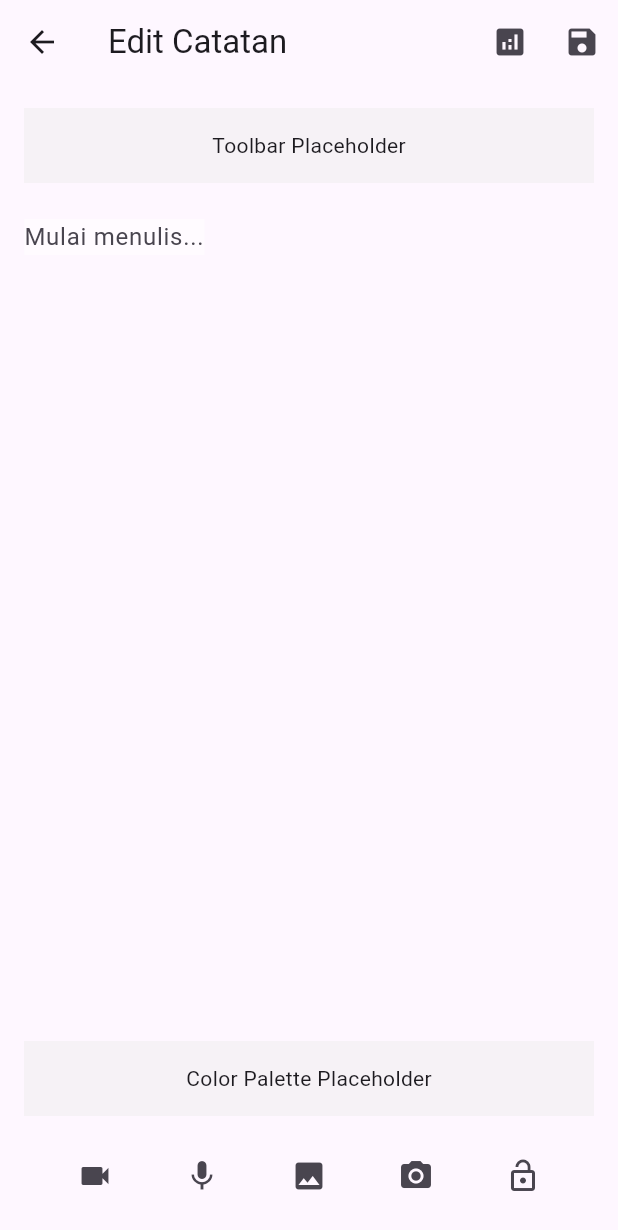
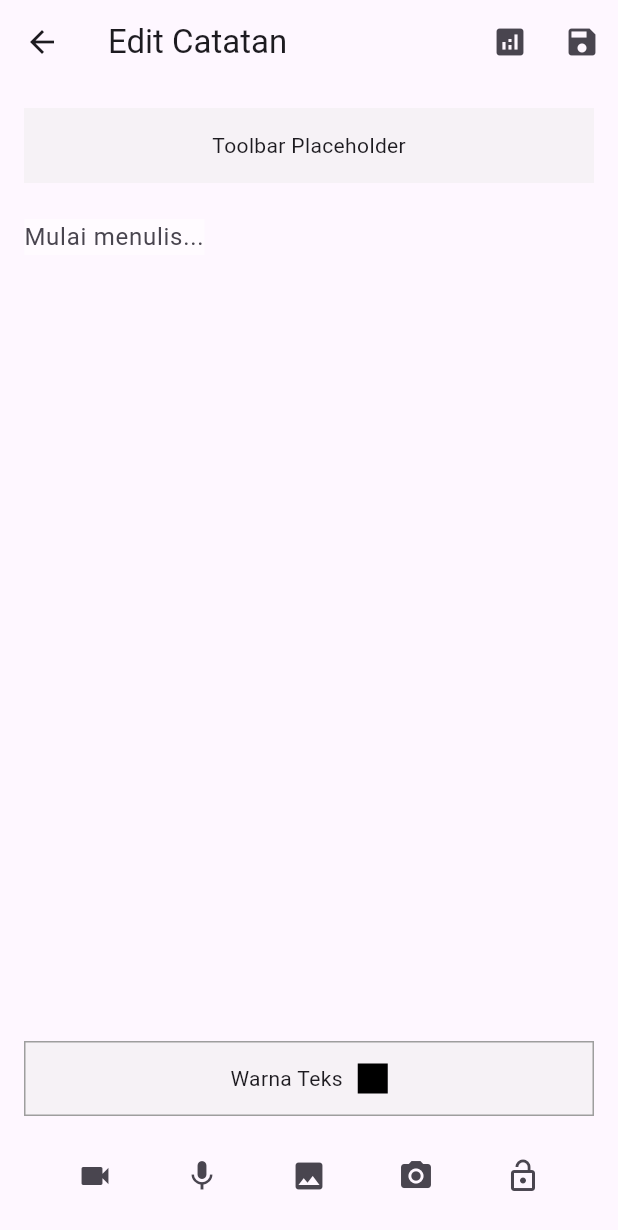
Before and after one commit to Kenza2233/Neo, a Flutter app: the NoteEditorScreen screen opened directly, on a phone screen of 412 x 824 dp. Shown: the top 1230 px of the screen. Run offline on Flutter 3.47's test engine with Material 3 defaults, Android fonts, the phone set to English and light mode, and no system bars; our stand-ins replace flutter_colorpicker, image_gallery_saver, image_picker, permission_handler, screenshot, shared_preferences; missing offline and left inert: flutter_sound; accounts and stored records are empty.

Commit message:
feat: Tambahkan fitur warna teks
- Perbarui model Note untuk menyertakan informasi warna teks.
- Tambahkan pemilih warna ke editor catatan menggunakan `flutter_colorpicker`.
- Terapkan warna teks yang dipilih ke `TextField`.
- Simpan dan muat informasi warna teks bersama dengan konten catatan lainnya.

```diff
--- a/lib/note_editor_screen.dart
+++ b/lib/note_editor_screen.dart
@@ -10,6 +10,7 @@ import 'package:image_gallery_saver/image_gallery_saver.dart';
 import 'package:flutter_sound/flutter_sound.dart';
 import 'package:permission_handler/permission_handler.dart';
 import 'dart:async';
+import 'package:flutter_colorpicker/flutter_colorpicker.dart';
 
 class NoteEditorScreen extends StatefulWidget {
   final Note? note;
@@ -156,6 +157,33 @@ class _NoteEditorScreenState extends State<NoteEditorScreen> {
     );
   }
 
+  void _showColorPicker() {
+    showDialog(
+      context: context,
+      builder: (context) {
+        return AlertDialog(
+          title: const Text('Pilih Warna Teks'),
+          content: SingleChildScrollView(
+            child: ColorPicker(
+              pickerColor: Color(_note.textColor),
+              onColorChanged: (color) {
+                setState(() {
+                  _note.textColor = color.value;
+                });
+              },
+            ),
+          ),
+          actions: [
+            TextButton(
+              onPressed: () => Navigator.pop(context),
+              child: const Text('Selesai'),
+            ),
+          ],
+        );
+      },
+    );
+  }
+
   void _showPasswordDialog() {
     final passwordController = TextEditingController();
     showDialog(
@@ -285,7 +313,10 @@ class _NoteEditorScreenState extends State<NoteEditorScreen> {
                           controller: _textController,
                           maxLines: null,
                           expands: true,
-                          style: TextStyle(backgroundColor: Colors.white.withOpacity(0.5)),
+                          style: TextStyle(
+                            backgroundColor: Colors.white.withOpacity(0.5),
+                            color: Color(_note.textColor),
+                          ),
                           decoration: const InputDecoration(
                             hintText: 'Mulai menulis...',
                             border: InputBorder.none,
@@ -293,11 +324,30 @@ class _NoteEditorScreenState extends State<NoteEditorScreen> {
                         ),
                       ),
                       const SizedBox(height: 16),
-                      // Placeholder for color palette
-                      Container(
-                        height: 50,
-                        color: Colors.grey[200]?.withOpacity(0.5),
-                        child: const Center(child: Text('Color Palette Placeholder')),
+                // Color palette
+                GestureDetector(
+                  onTap: _showColorPicker,
+                  child: Container(
+                    height: 50,
+                    decoration: BoxDecoration(
+                      color: Colors.grey[200]?.withOpacity(0.5),
+                      border: Border.all(color: Colors.grey),
+                    ),
+                    child: Center(
+                      child: Row(
+                        mainAxisAlignment: MainAxisAlignment.center,
+                        children: [
+                          const Text('Warna Teks'),
+                          const SizedBox(width: 10),
+                          Container(
+                            width: 20,
+                            height: 20,
+                            color: Color(_note.textColor),
+                          ),
+                        ],
+                      ),
+                    ),
+                  ),
                       ),
                       const SizedBox(height: 16),
                       // Placeholder for action buttons
--- a/lib/note_model.dart
+++ b/lib/note_model.dart
@@ -13,6 +13,8 @@ class Note {
   bool isLocked;
   String? passwordHash;
 
+  int textColor;
+
   Note({
     required this.id,
     required this.content,
@@ -24,6 +26,7 @@ class Note {
     this.audioPath,
     this.isLocked = false,
     this.passwordHash,
+    this.textColor = 0xFF000000, // Default to black
   });
 
   Map<String, dynamic> toMap() {
@@ -38,6 +41,7 @@ class Note {
       'audioPath': audioPath,
       'isLocked': isLocked,
       'passwordHash': passwordHash,
+      'textColor': textColor,
     };
   }
 
@@ -53,6 +57,7 @@ class Note {
       audioPath: map['audioPath'],
       isLocked: map['isLocked'] ?? false,
       passwordHash: map['passwordHash'],
+      textColor: map['textColor'] ?? 0xFF000000,
     );
   }
 
--- a/pubspec.yaml
+++ b/pubspec.yaml
@@ -18,6 +18,7 @@ dependencies:
   image_gallery_saver: ^1.7.1
   flutter_sound: ^9.2.13
   crypto: ^3.0.2
+  flutter_colorpicker: ^1.0.3
 
 dev_dependencies:
   flutter_test:
```
